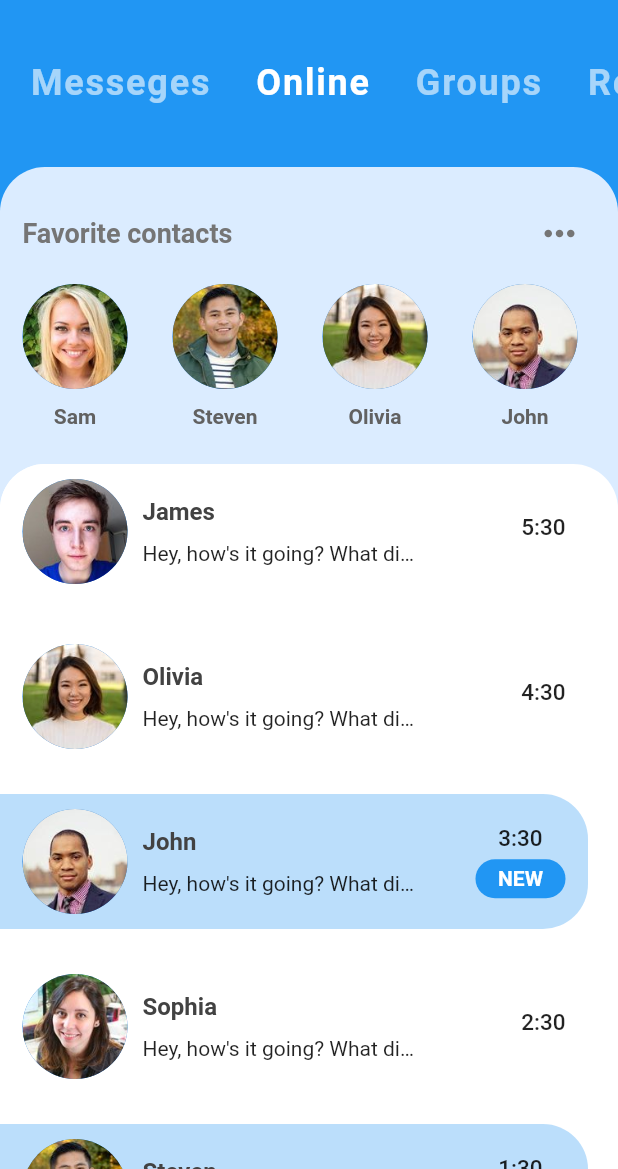
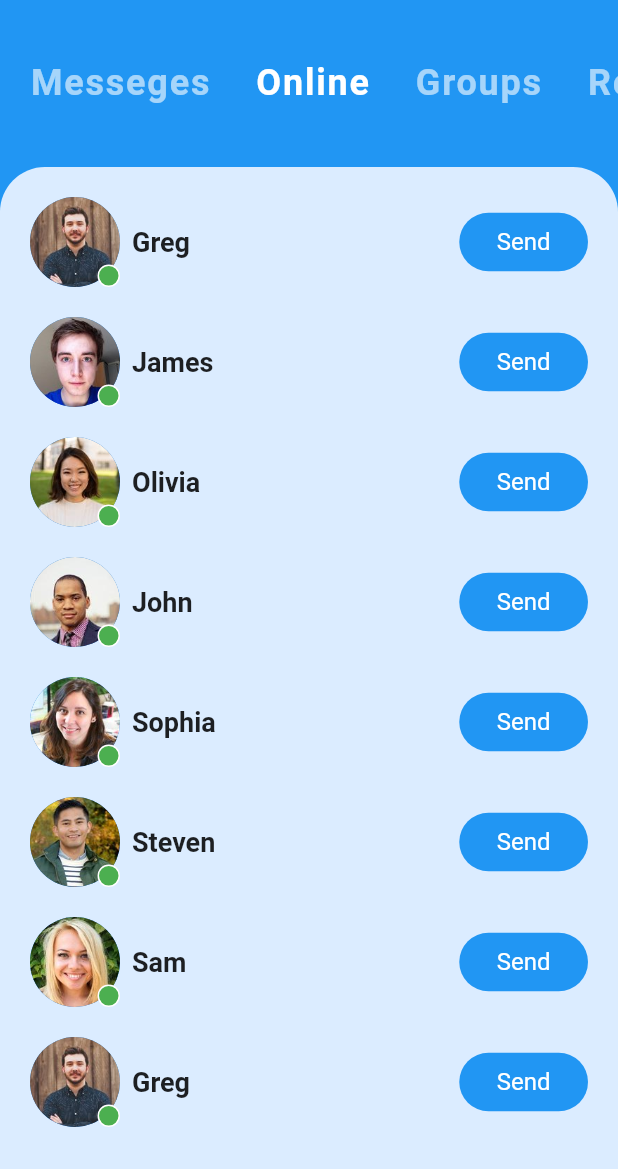
Before and after one commit to kalanchik/Flutter_Projects, a Flutter app: the screen it shows after launch, after a tap on "Online", on a phone screen of 412 x 824 dp, the part 67-1236 px from its top. Run offline on Flutter 3.47's test engine with Material 2 defaults, Android fonts, the phone set to English and light mode, and no system bars; our stand-ins replace auto_route, carousel_slider, emoji_picker_flutter, iconsax, material_design_icons_flutter, smooth_page_indicator.

Commit message:
Add Online Page
Add online page and send one message

```diff
--- a/chat_app/lib/models/message_model.dart
+++ b/chat_app/lib/models/message_model.dart
@@ -161,3 +161,14 @@ List<Message> messages = [
     unread: true,
   ),
 ];
+
+List<User> onlineUserList = [
+  greg,
+  james,
+  olivia,
+  john,
+  sophia,
+  steven,
+  sam,
+  greg
+];
--- a/chat_app/lib/screens/chats/view/chats_screen.dart
+++ b/chat_app/lib/screens/chats/view/chats_screen.dart
@@ -11,7 +11,6 @@ import '../widgets/messages.dart';
 class ChatsScreen extends StatefulWidget {
   const ChatsScreen({super.key, required this.user});
   final User user;
-
   @override
   State<ChatsScreen> createState() => _ChatsScreenState();
 }
--- /dev/null
+++ b/chat_app/lib/screens/home/pages/messages.dart
@@ -0,0 +1,26 @@
+import 'package:flutter/material.dart';
+
+import '../widgets/favorite.dart';
+import '../widgets/last_chats.dart';
+
+class MessagesPage extends StatelessWidget {
+  const MessagesPage({
+    super.key,
+  });
+
+  @override
+  Widget build(BuildContext context) {
+    return const Column(
+      children: [
+        SizedBox(
+          height: 20,
+        ),
+        Favorite(),
+        SizedBox(
+          height: 20,
+        ),
+        LastChats(),
+      ],
+    );
+  }
+}
--- /dev/null
+++ b/chat_app/lib/screens/home/pages/online.dart
@@ -0,0 +1,103 @@
+import 'package:chat_app/models/message_model.dart';
+import 'package:chat_app/models/user_model.dart';
+import 'package:flutter/material.dart';
+
+import '../widgets/send_message.dart';
+
+class OnlinePage extends StatelessWidget {
+  const OnlinePage({super.key});
+
+  @override
+  Widget build(BuildContext context) {
+    return Column(
+      children: [
+        Expanded(
+          child: ClipRRect(
+            borderRadius: const BorderRadius.only(
+              topLeft: Radius.circular(20),
+              topRight: Radius.circular(20),
+            ),
+            child: Container(
+              padding: const EdgeInsets.symmetric(vertical: 20, horizontal: 20),
+              child: ListView.builder(
+                itemCount: onlineUserList.length,
+                itemBuilder: (context, index) {
+                  final User user = onlineUserList[index];
+                  return Container(
+                    padding: const EdgeInsets.only(bottom: 20),
+                    child: Row(
+                      mainAxisAlignment: MainAxisAlignment.spaceBetween,
+                      children: [
+                        Row(
+                          children: [
+                            Stack(
+                              children: [
+                                CircleAvatar(
+                                  radius: 30,
+                                  backgroundImage: AssetImage(user.imageUrl),
+                                ),
+                                Positioned(
+                                  bottom: 0,
+                                  right: 0,
+                                  child: Container(
+                                    width: 15,
+                                    height: 15,
+                                    decoration: BoxDecoration(
+                                      border: Border.all(color: Colors.white),
+                                      color: Colors.green,
+                                      shape: BoxShape.circle,
+                                    ),
+                                  ),
+                                ),
+                              ],
+                            ),
+                            const SizedBox(
+                              width: 8,
+                            ),
+                            Text(
+                              user.name,
+                              style: const TextStyle(
+                                fontWeight: FontWeight.w600,
+                                fontSize: 18,
+                              ),
+                            ),
+                          ],
+                        ),
+                        GestureDetector(
+                          onTap: () {
+                            showDialog(
+                              context: context,
+                              builder: (context) => SendMessage(user: user),
+                            );
+                          },
+                          child: Container(
+                            padding: const EdgeInsets.symmetric(
+                              vertical: 10,
+                              horizontal: 25,
+                            ),
+                            decoration: BoxDecoration(
+                              color: Colors.blue,
+                              borderRadius: BorderRadius.circular(20),
+                            ),
+                            child: const Text(
+                              "Send",
+                              style: TextStyle(
+                                color: Colors.white,
+                                fontSize: 16,
+                                fontWeight: FontWeight.w400,
+                              ),
+                            ),
+                          ),
+                        )
+                      ],
+                    ),
+                  );
+                },
+              ),
+            ),
+          ),
+        ),
+      ],
+    );
+  }
+}
--- a/chat_app/lib/screens/home/view/home_screen.dart
+++ b/chat_app/lib/screens/home/view/home_screen.dart
@@ -1,8 +1,8 @@
 import 'package:auto_route/auto_route.dart';
-import 'package:chat_app/screens/home/widgets/last_chats.dart';
+import 'package:chat_app/screens/home/pages/online.dart';
 import 'package:flutter/material.dart';
 
-import '../widgets/widgets.dart';
+import '../pages/messages.dart';
 
 @RoutePage()
 class HomeScreen extends StatefulWidget {
@@ -13,6 +13,15 @@ class HomeScreen extends StatefulWidget {
 }
 
 class _HomeScreenState extends State<HomeScreen> {
+  int _selectedIndex = 0;
+  final List<String> categories = ["Messeges", "Online", "Groups", "Requests"];
+  List<Widget> pageList = [
+    const MessagesPage(),
+    const OnlinePage(),
+    const OnlinePage(),
+    const OnlinePage(),
+  ];
+
   @override
   Widget build(BuildContext context) {
     return Scaffold(
@@ -45,7 +54,41 @@ class _HomeScreenState extends State<HomeScreen> {
       ),
       body: Column(
         children: [
-          const SelectorCategories(),
+          Container(
+            height: 100,
+            decoration: const BoxDecoration(
+              color: Colors.blue,
+            ),
+            child: ListView.builder(
+              padding: const EdgeInsets.symmetric(horizontal: 5, vertical: 30),
+              scrollDirection: Axis.horizontal,
+              itemCount: categories.length,
+              itemBuilder: (context, index) {
+                final String category = categories[index];
+                return GestureDetector(
+                  onTap: () {
+                    setState(() {
+                      _selectedIndex = index;
+                    });
+                  },
+                  child: Padding(
+                    padding: const EdgeInsets.symmetric(horizontal: 15),
+                    child: Text(
+                      category,
+                      style: TextStyle(
+                        color: (_selectedIndex == index)
+                            ? Colors.white
+                            : Colors.white60,
+                        fontWeight: FontWeight.bold,
+                        fontSize: 24,
+                        letterSpacing: 1.2,
+                      ),
+                    ),
+                  ),
+                );
+              },
+            ),
+          ),
           Expanded(
             child: Container(
               width: MediaQuery.of(context).size.width,
@@ -56,18 +99,7 @@ class _HomeScreenState extends State<HomeScreen> {
                   topRight: Radius.circular(30),
                 ),
               ),
-              child: const Column(
-                children: [
-                  SizedBox(
-                    height: 20,
-                  ),
-                  Favorite(),
-                  SizedBox(
-                    height: 20,
-                  ),
-                  LastChats(),
-                ],
-              ),
+              child: pageList[_selectedIndex],
             ),
           ),
         ],
--- a/chat_app/lib/screens/home/widgets/selector_categories.dart
+++ b/chat_app/lib/screens/home/widgets/selector_categories.dart
@@ -8,7 +8,6 @@ class SelectorCategories extends StatefulWidget {
 }
 
 class _SelectorCategoriesState extends State<SelectorCategories> {
-  int _selectedIndex = 0;
   final List<String> categories = ["Messeges", "Online", "Groups", "Requests"];
   @override
   Widget build(BuildContext context) {
@@ -25,17 +24,14 @@ class _SelectorCategoriesState extends State<SelectorCategories> {
           final String category = categories[index];
           return GestureDetector(
             onTap: () {
-              setState(() {
-                _selectedIndex = index;
-              });
+              setState(() {});
             },
             child: Padding(
               padding: const EdgeInsets.symmetric(horizontal: 15),
               child: Text(
                 category,
                 style: TextStyle(
-                  color:
-                      (_selectedIndex == index) ? Colors.white : Colors.white60,
+                  color: (1 == index) ? Colors.white : Colors.white60,
                   fontWeight: FontWeight.bold,
                   fontSize: 24,
                   letterSpacing: 1.2,
```
Also changed, not shown: chat_app/lib/screens/home/widgets/send_message.dart (added, +107 -0 lines), chat_app/lib/screens/online/view/online_screen.dart (added, +10 -0 lines).
